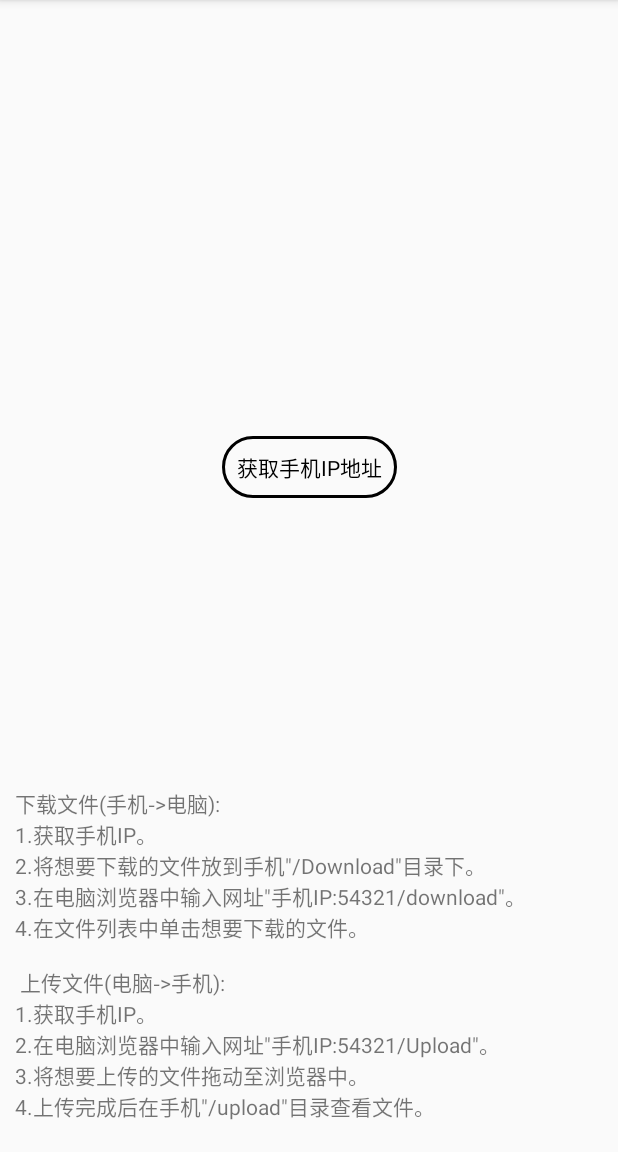
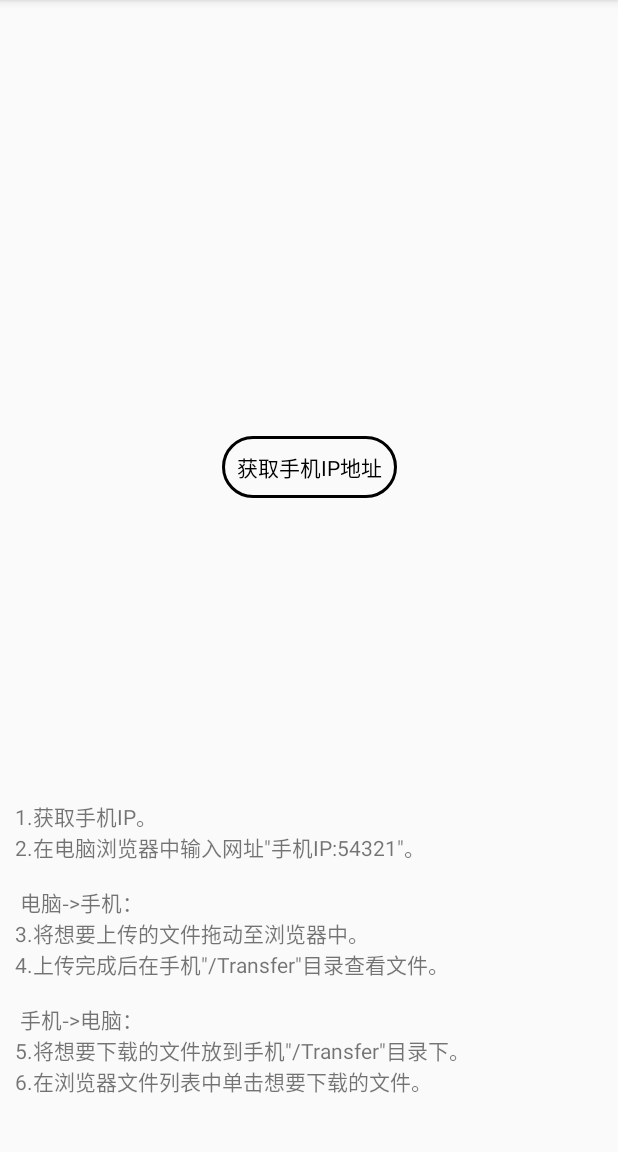
Before and after one commit to caizhenghe/JeffreyKit, an Android app: the screen it shows after launch (MainActivity), on a phone screen of 412 x 824 dp, the part 84-1236 px from its top. Run offline under Robolectric (Android 15) with nearby library versions, the phone set to English and light mode, and no system bars; libraries missing offline, so code that uses them is left out: com.koushikdutta.async; 8 statements that could not run were skipped.

Commit message:
Android:update Help

```diff
--- a/LANTransfer/app/src/main/res/values/strings.xml
+++ b/LANTransfer/app/src/main/res/values/strings.xml
@@ -1,8 +1,9 @@
 <resources>
     <string name="app_name">LANTransfer</string>
     <string name="get_ip_address">获取手机IP地址</string>
-    <string name="notice">下载文件(手机->电脑):\n1.获取手机IP。\n2.将想要下载的文件放到手机\"/Download\"目录下。\n3.在电脑浏览器中输入网址\"手机IP:54321/download\"。\n4.在文件列表中单击想要下载的文件。\n\n
-        上传文件(电脑->手机):\n1.获取手机IP。\n2.在电脑浏览器中输入网址\"手机IP:54321/Upload\"。\n3.将想要上传的文件拖动至浏览器中。\n4.上传完成后在手机\"/upload\"目录查看文件。
+    <string name="notice">1.获取手机IP。\n2.在电脑浏览器中输入网址\"手机IP:54321\"。\n\n
+        电脑->手机：\n3.将想要上传的文件拖动至浏览器中。\n4.上传完成后在手机\"/Transfer\"目录查看文件。\n\n
+        手机->电脑：\n5.将想要下载的文件放到手机\"/Transfer\"目录下。\n6.在浏览器文件列表中单击想要下载的文件。\n
     </string>
     <string name="error_not_found_content">Not found!</string>
 </resources>
```
